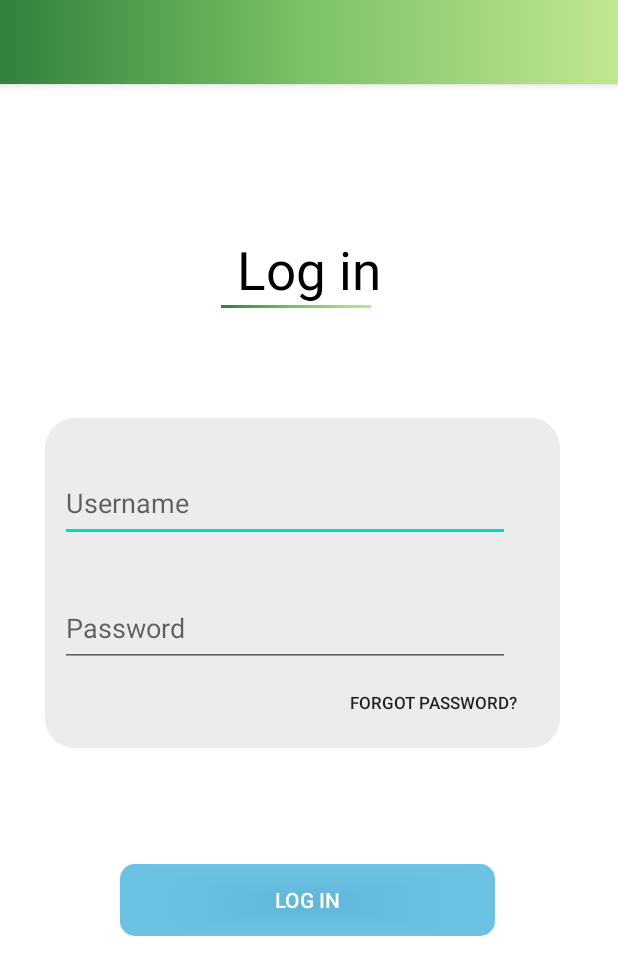
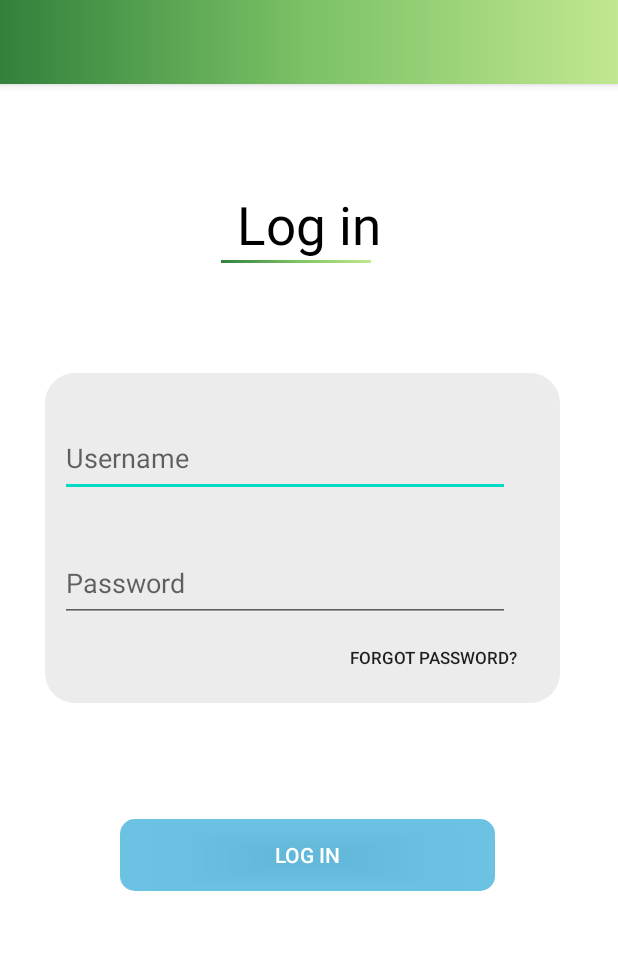
Before and after one commit to nextedoff/FITrition, an Android app: the LogInActivity screen opened directly, with no data from a screen before it, on a phone screen of 412 x 824 dp. Shown: the top 975 px of the screen. Run offline under Robolectric (Android 15) with nearby library versions, the phone set to English and light mode, and no system bars.

Commit message:
finished implementing the log in page design

```diff
--- a/app/src/main/res/layout/activity_log_in.xml
+++ b/app/src/main/res/layout/activity_log_in.xml
@@ -11,21 +11,12 @@
         android:layout_width="match_parent"
         android:layout_height="wrap_content"
         android:layout_marginStart="50dp"
-        android:layout_marginTop="100dp"
+        android:layout_marginTop="70dp"
         android:layout_marginEnd="50dp"
         android:gravity="center"
         android:text="@string/log_in"
         android:textColor="@color/black"
         android:textSize="35dp" />
-
-    <View
-        android:id="@+id/gradient_line"
-        android:layout_width="100dp"
-        android:layout_height="2dp"
-        android:background="@drawable/green_gradient"
-        android:layout_below="@+id/log_in"
-        android:layout_marginTop="0dp"
-        android:layout_marginStart="147dp"/>
 
     <View
         android:id="@+id/input_container"
@@ -60,6 +51,7 @@
         android:layout_height="wrap_content"
         android:layout_below="@id/password_input_field"
         android:layout_marginStart="210dp"
+        android:layout_marginTop="0dp"
         android:background="@android:color/transparent"
         android:text="@string/forgot_password"
         android:textSize="11sp" />
@@ -69,10 +61,19 @@
         android:layout_width="250dp"
         android:layout_height="wrap_content"
         android:layout_below="@id/input_container"
+        android:layout_marginStart="80dp"
         android:layout_marginTop="77dp"
-        android:layout_marginStart="80dp"
         android:background="@drawable/button"
         android:text="@string/log_in"
         android:textColor="@color/white" />
 
+    <View
+        android:id="@+id/gradient_line"
+        android:layout_width="100dp"
+        android:layout_height="2dp"
+        android:layout_below="@+id/log_in"
+        android:layout_marginStart="147dp"
+        android:layout_marginTop="0dp"
+        android:background="@drawable/green_gradient" />
+
 </RelativeLayout>
```
